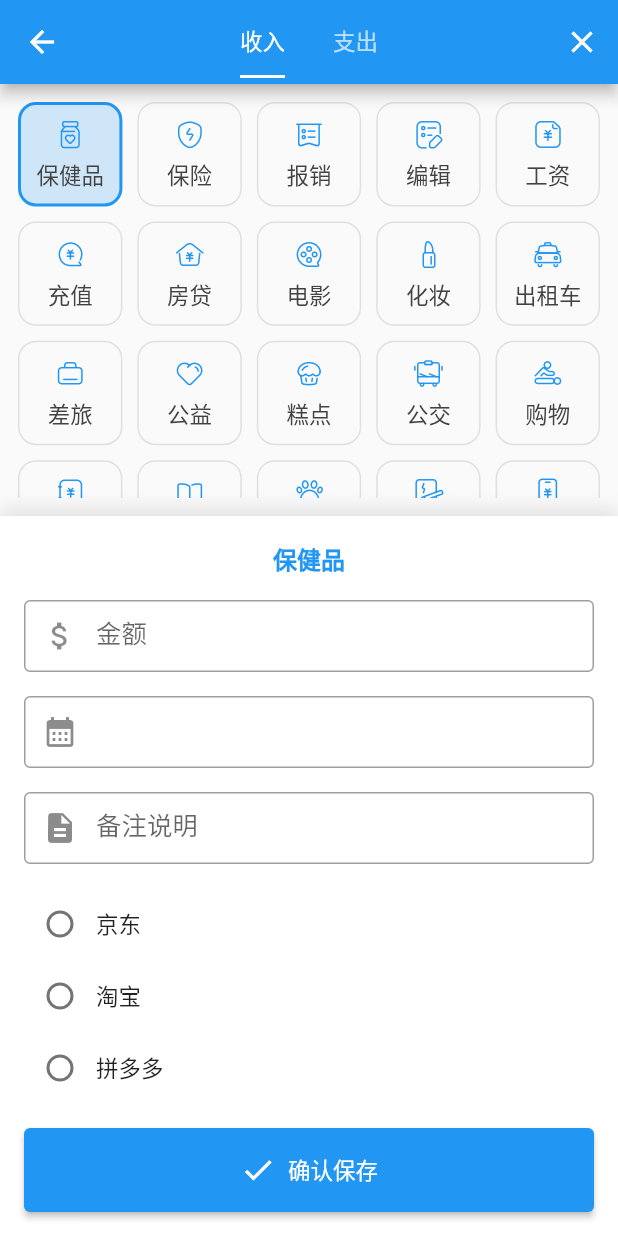
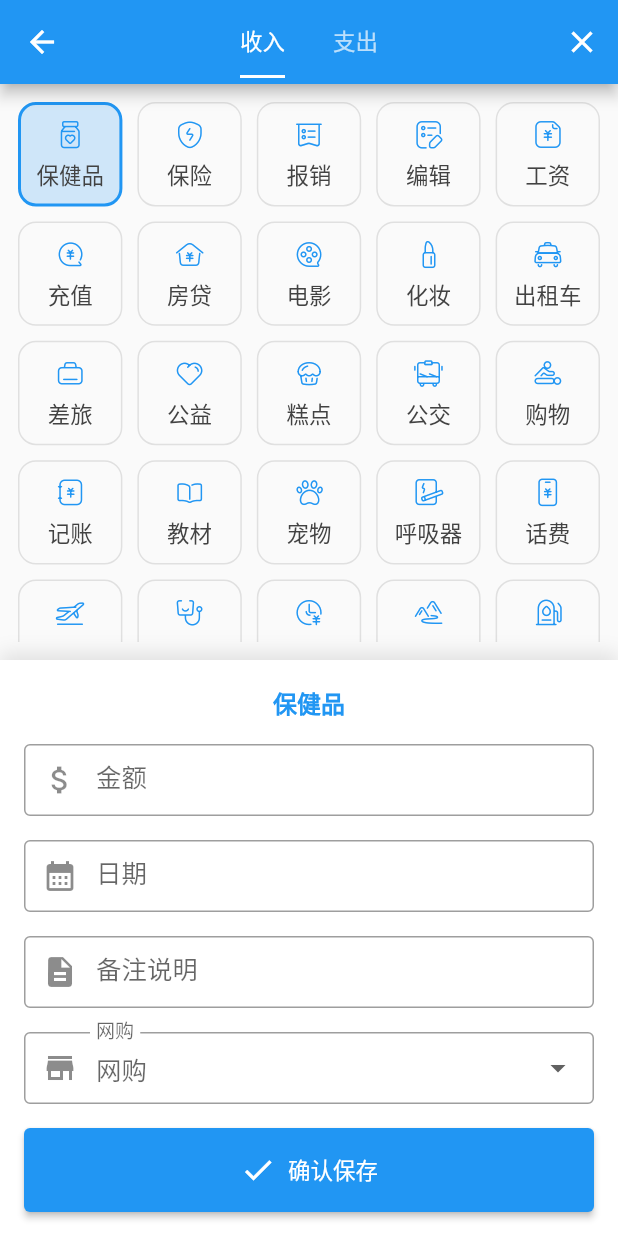
Before and after one commit to dong-lucky-ticket/flutter_getx, a Flutter app: the CreatePage screen opened directly, after a tap on "保健品", after a tap on the "close" icon, on a phone screen of 412 x 824 dp. Run offline on Flutter 3.47's test engine with Material 3 defaults, Android fonts, the phone set to English and light mode, and no system bars; our stand-ins replace dio; missing offline and left inert: tdesign_flutter; accounts and stored records are empty.

Commit message:
欸嘿，时间选择也能用了

```diff
--- a/lib/app/modules/create/create_page.dart
+++ b/lib/app/modules/create/create_page.dart
@@ -16,7 +16,7 @@ class _CreatePageState extends State<CreatePage> with TickerProviderStateMixin {
   final _formKey = GlobalKey<FormState>();
   final _amountController = TextEditingController();
   final _descController = TextEditingController();
-  final _dateController = TextEditingController();
+  final _dateController = TextEditingController(text: formatDate(DateTime.now()));
   final _selectedController = SelectFormFieldController();
 
   final _scrollController = ScrollController();
@@ -281,9 +281,6 @@ class _DetailInputPanel extends StatelessWidget {
               firstDate: DateTime(2020),
               lastDate: DateTime(2030),
               initialDate: DateTime.now(),
-              onDateSelected: (date) {
-                debugPrint(date.toString());
-              },
             ),
             const SizedBox(height: 16),
             TextFormField(
@@ -296,23 +293,18 @@ class _DetailInputPanel extends StatelessWidget {
               ),
             ),
             const SizedBox(height: 16),
-            RadioFormField(items: [
-                RadioOption(value: 'jd', label: '京东'),
-                RadioOption(value: 'tb', label: '淘宝'),
-                RadioOption(value: 'pdd', label: '拼多多'),
-            ]),
-            // SelectFormField(
-            //   controller: selectController,
-            //   labelText: '网购',
-            //   hintText: '网购',
-            //   items: [
-            //     SelectOption(value: 'jd', label: '京东'),
-            //     SelectOption(value: 'tb', label: '淘宝'),
-            //     SelectOption(value: 'pdd', label: '拼多多'),
-            //     SelectOption(value: 'dy', label: '抖音'),
-            //     SelectOption(value: 'other', label: '其它'),
-            //   ],
-            // ),
+            SelectFormField(
+              controller: selectController,
+              labelText: '网购',
+              hintText: '网购',
+              items: [
+                SelectOption(value: 'jd', label: '京东'),
+                SelectOption(value: 'tb', label: '淘宝'),
+                SelectOption(value: 'pdd', label: '拼多多'),
+                SelectOption(value: 'dy', label: '抖音'),
+                SelectOption(value: 'other', label: '其它'),
+              ],
+            ),
             const SizedBox(height: 16),
             SizedBox(
               width: double.infinity,
--- a/lib/app/widgets/date_picker_form_field.dart
+++ b/lib/app/widgets/date_picker_form_field.dart
@@ -3,7 +3,8 @@ import 'package:flutter/material.dart';
 // 参考TextFormField.dart
 
 class DatePickerFormField extends FormField<String> {
-  // final DatePickerFormFieldController<T>? controller;
+  final TextEditingController? controller;
+  final ValueChanged<String>? onChanged;
   // final String? labelText;
   // final DateTime? initialDate; // 初始日期
   // final DateTime? firstDate; // 可选的最早日期
@@ -11,10 +12,11 @@ class DatePickerFormField extends FormField<String> {
 
   DatePickerFormField({
     Key? key,
+    this.controller,
+    this.onChanged,
     DateTime? initialDate,
     DateTime? firstDate,
     DateTime? lastDate,
-    TextEditingController? controller,
     String? labelText,
     String? initialValue,
   }) : super(
@@ -39,40 +41,52 @@ class DatePickerFormField extends FormField<String> {
 class _DatePickerFormFieldState extends FormFieldState<String> {
   TextEditingController? _controller;
 
+  TextEditingController get _effectiveController =>
+      _datePickerFormField.controller ?? _controller!;
+
+  DatePickerFormField get _datePickerFormField =>
+      super.widget as DatePickerFormField;
+
   @override
   void initState() {
     super.initState();
-    _controller = (widget as DatePickerFormField<T>).controller;
-    _controller?.addListener(_handleControllerChange);
+    if (_datePickerFormField.controller == null) {
+      _controller = TextEditingController(text: widget.initialValue);
+    } else {
+      _datePickerFormField.controller!.addListener(_handleControllerChanged);
+    }
   }
 
   @override
-  void didChange(T? value) {
+  void didChange(String? value) {
     super.didChange(value);
-    _controller?.value = value;
+    if (_effectiveController.text != value) {
+      _effectiveController.text = value ?? '';
+    }
   }
 
   @override
   void reset() {
-    super.reset(); // 关键点
-    _controller?.value = widget.initialValue;
+    _effectiveController.text = widget.initialValue ?? '';
+    super.reset();
+    _datePickerFormField.onChanged?.call(_effectiveController.text);
   }
 
-  void _handleControllerChange() {
-    if (_controller?.value != value) {
-      didChange(_controller?.value);
+  void _handleControllerChanged() {
+    if (_effectiveController.text != value) {
+      didChange(_effectiveController.text);
     }
   }
 
   @override
   void dispose() {
-    _controller?.removeListener(_handleControllerChange);
+    _controller?.removeListener(_handleControllerChanged);
     super.dispose();
   }
 }
 
-class _DatePickerFormField<T> extends StatelessWidget {
-  final FormFieldState<T> state;
+class _DatePickerFormField extends StatelessWidget {
+  final FormFieldState<String> state;
   final TextEditingController? controller;
   final String? labelText;
   final DateTime? initialDate; // 初始日期
@@ -82,49 +96,48 @@ class _DatePickerFormField<T> extends StatelessWidget {
   const _DatePickerFormField({
     required this.state,
     this.labelText,
-    this.controller, this.initialDate, this.firstDate, this.lastDate,
+    this.controller,
+    this.initialDate,
+    this.firstDate,
+    this.lastDate,
   });
+
+  Future<void> _selectDate(BuildContext context) async {
+    final DateTime? picked = await showDatePicker(
+      context: context,
+      initialDate: initialDate ?? DateTime.now(),
+      firstDate: firstDate!,
+      lastDate: lastDate!,
+    );
+    if (picked != null && picked != initialDate) {
+      state.didChange(formatDate(picked));
+    }
+  }
 
   @override
   Widget build(BuildContext context) {
     return TextField(
       controller: controller,
       decoration: InputDecoration(
-        labelText: widget.labelText,
+        labelText: labelText,
         prefixIcon: const Icon(Icons.calendar_month),
         border: const OutlineInputBorder(),
         contentPadding: const EdgeInsets.symmetric(vertical: 12),
-        suffixIcon: controller.text != '' ? IconButton(
-          icon: const Icon(Icons.close),
-          onPressed: () {
-            controller.text = '';
-          }, // 点击图标打开日期选择器
-        ) : null,
+        suffixIcon: controller?.text != ''
+            ? IconButton(
+                icon: const Icon(Icons.close),
+                onPressed: () {
+                  controller?.text = '';
+                }, // 点击图标打开日期选择器
+              )
+            : null,
       ),
       readOnly: true, // 禁止手动输入
       onTap: () => _selectDate(context), // 点击输入框打开日期选择器
       onChanged: (String value) {
-        controller.text = value; // 更新 Controller 的值
+        // controller.text = value; // 更新 Controller 的值
         state.didChange(value); // 更新 FormField 的状态
       },
-    );
-    return Column(
-      crossAxisAlignment: CrossAxisAlignment.start,
-      children: [
-        if (labelText != null) Text(labelText!),
-        ...items.map((option) => Row(
-          children: [
-            Radio<T>(
-              value: option.value,
-              groupValue: state.value, // 关键点：绑定到FormField的value
-              onChanged: (value) => state.didChange(value),
-            ),
-            Text(option.label),
-          ],
-        )),
-        if (state.hasError)
-          Text(state.errorText!, style: TextStyle(color: Colors.red)),
-      ],
     );
   }
 }
@@ -137,6 +150,10 @@ class DatePickerFormFieldController<T> extends ChangeNotifier {
     _value = newValue;
     notifyListeners();
   }
+}
+
+String formatDate(DateTime date) {
+  return '${date.year}-${date.month.toString().padLeft(2, '0')}-${date.day.toString().padLeft(2, '0')}';
 }
 
 
```
